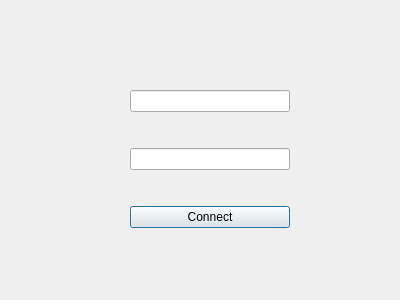
Before: the Qt Designer form login.ui in monsieur7/robotProjet, drawn with Qt 5.
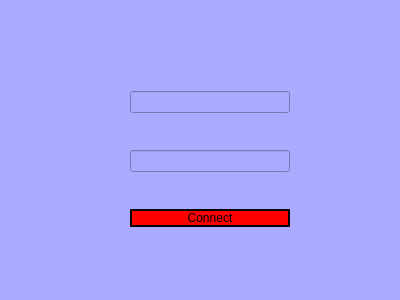
After: the same form once the commit is applied.

Commit message: Applied the style to the login ui

```diff
--- a/login.ui
+++ b/login.ui
@@ -11,7 +11,11 @@
    </rect>
   </property>
   <property name="windowTitle">
-   <string>Dialog</string>
+   <string>Login</string>
+  </property>
+  <property name="styleSheet">
+   <string notr="true">background-color: rgb(170, 170, 255);
+</string>
   </property>
   <widget class="QWidget" name="verticalLayoutWidget">
    <property name="geometry">
@@ -31,6 +35,18 @@
     </item>
     <item>
      <widget class="QPushButton" name="connect">
+      <property name="styleSheet">
+       <string notr="true">QPushButton {
+    background-color: red;
+    border-style: outset;
+    border-width: 2px;
+    border-color: black;
+}
+
+QPushButton:pressed {
+    background-color: green; 
+}</string>
+      </property>
       <property name="text">
        <string>Connect</string>
       </property>
```
